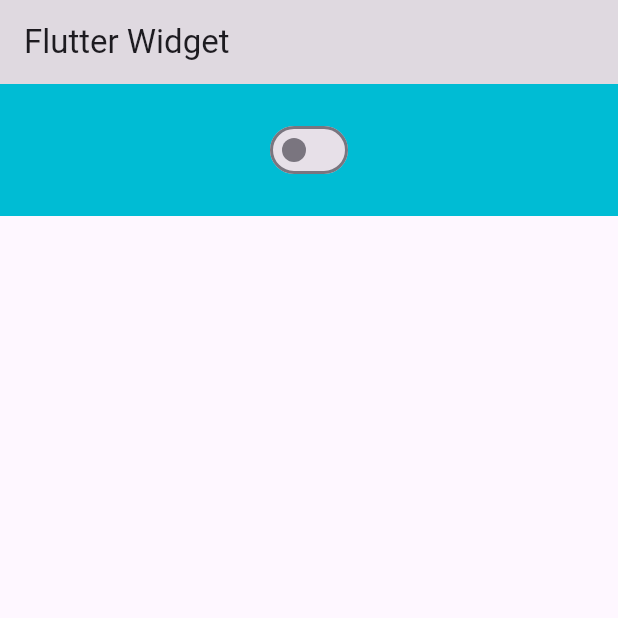
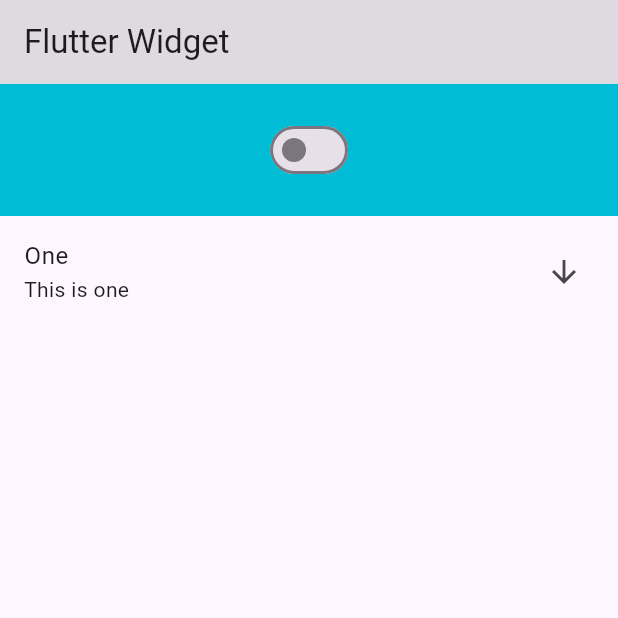
Before and after one commit to EusufUddin8926/flutter-widget, a Flutter app: the screen it shows after launch, on a phone screen of 412 x 824 dp, the top half of it. Run offline on Flutter 3.47's test engine with Material 2 defaults, Android fonts, the phone set to English and light mode, and no system bars.

```diff
--- a/lib/main.dart
+++ b/lib/main.dart
@@ -13,7 +13,6 @@ class MyApp extends StatelessWidget {
       title: 'Flutter Demo',
       debugShowCheckedModeBanner: false,
       theme: ThemeData(
-
         colorScheme: ColorScheme.fromSeed(seedColor: Colors.deepPurple),
         useMaterial3: true,
       ),
@@ -30,18 +29,18 @@ class MyHomePage extends StatefulWidget {
 }
 
 class _MyHomePageState extends State<MyHomePage> {
-
   var _switchChecked = false;
 
   @override
   Widget build(BuildContext context) {
     return Scaffold(
-      appBar: AppBar(title: Text("Flutter Widget"), backgroundColor: Colors.black12),
+      appBar: AppBar(
+          title: Text("Flutter Widget"), backgroundColor: Colors.black12),
       body: Column(
         mainAxisAlignment: MainAxisAlignment.start,
         children: [
           Container(
-            color: _switchChecked?Colors.blueGrey: Colors.cyan,
+            color: _switchChecked ? Colors.blueGrey : Colors.cyan,
             padding: EdgeInsets.all(20),
             alignment: Alignment.center,
             child: Switch(
@@ -49,11 +48,24 @@ class _MyHomePageState extends State<MyHomePage> {
               value: _switchChecked,
               activeColor: Colors.red,
               onChanged: (value) {
-              setState(() {
-                _switchChecked = value;
-              });
-            },),
-          )
+                setState(() {
+                  _switchChecked = value;
+                });
+              },
+            ),
+          ),
+          ExpansionTile(
+            title: Text("One"),
+            subtitle: Text("This is one"),
+            trailing: Icon(Icons.arrow_downward),
+            children: [
+              Container(
+                height: 100,
+                color: Colors.cyan,
+              )
+            ],
+          ),
+
         ],
       ),
     );
```
